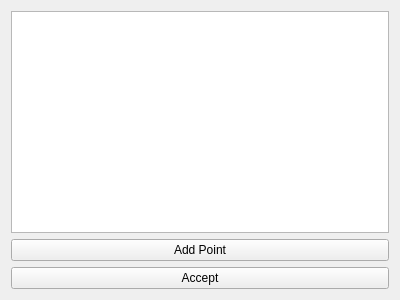
Qt form GUI_files/image_control_calibrator.ui (goegilein/Controller) before a commit.
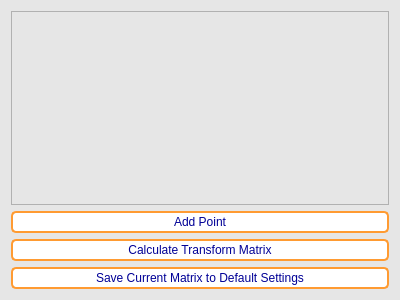
The same form after that commit.

Commit message: added setting for interactive image control. added bounding box running. minor fixes

The edit to the form file:
```diff
--- a/GUI_files/image_control_calibrator.ui
+++ b/GUI_files/image_control_calibrator.ui
@@ -13,6 +13,134 @@
   <property name="windowTitle">
    <string>Form</string>
   </property>
+  <property name="styleSheet">
+   <string notr="true">QWidget{
+background-color: rgb(230,230,230);
+
+}
+
+QPushButton {
+	background-color: rgb(255,255,255);  /* Background color */
+    color: rgb(0, 0, 150);  /* Text color */
+    border: 2px solid rgb(255,155, 50);  /* Border color */
+    border-radius: 5px;  /* Rounded edges */
+	padding: 2px;
+}
+
+QPushButton:hover {
+    background-color: rgb(245, 245, 255);  /* Background color when hovered */
+	color: rgb(0, 0, 200);
+    border-color:rgb(225, 105, 0);  /* Border color when hovered */
+}
+
+QPushButton:pressed {
+   background-color: rgb(200,200, 210);  /* Background color when pressed */
+	border: 3px solid rgb(205, 85, 0);
+}
+QPushButton:clicked {
+   background-color: rgb(200, 200, 210);  /* Background color when pressed */
+	border:  rgb(205, 85, 0);
+}
+
+QPushButton:checked {
+    background-color: rgb(220,120, 15);
+	border: 3px solid rgb(205, 105, 0);
+	font-weight: bold;  /* Bold text */
+}
+
+QPushButton:disabled {
+    background-color: rgb(220,220, 220);
+	border: 3px solid rgb(205, 105, 0);
+	font-weight: bold;  /* Bold text */
+}
+
+QDoubleSpinBox:enabled{
+background-color: rgb(255,255,255);
+color: rgb(0, 0, 150);  /* Text color */
+border: 1px solid rgb(255,255,255);  /* Border color */
+border-radius: 1px;  /* Rounded edges */
+padding : 2px;
+}
+QDoubleSpinBox:disabled{
+color: rgb(0, 0, 200);  /* Text color */
+border: 1px solid rgb(255,255,255);  /* Border color */
+border-radius: 1px;  /* Rounded edges */
+padding : 2px;
+}
+
+QSpinBox:enabled{
+background-color: rgb(255,255,255);
+color: rgb(0, 0, 150);  /* Text color */
+border: 1px solid rgb(255,255,255);  /* Border color */
+border-radius: 1px;  /* Rounded edges */
+padding : 2px;
+}
+QSpinBox:disabled{
+color: rgb(0, 0, 200);  /* Text color */
+border: 1px solid rgb(255,255,255);  /* Border color */
+border-radius: 1px;  /* Rounded edges */
+padding : 2px;
+}
+
+QGroupBox{
+color: rgb(0, 0, 150);  /* Text color */
+font-weight: bold;  /* Bold text */
+}
+
+QLabel{
+color: rgb(0, 0, 150);  /* Text color */
+}
+
+QPlainTextEdit{
+background-color: rgb(255,255,255);
+border-radius: 5px;  /* Rounded edges */
+}
+
+QLineEdit:endabled{
+background-color: rgb(255,255,255);
+color: rgb(0, 0, 150);  /* Text color */
+border: 3px solid rgb(255,155,50);  /* Border color */
+border-radius: 5px;  /* Rounded edges */
+padding : 2px;
+}
+
+QLineEdit:disabled{
+background-color: rgb(230,230,230);
+color: rgb(0, 0, 150);  /* Text color */
+border: 1px solid rgb(255,255,255);  /* Border color */
+border-radius: 5px;  /* Rounded edges */
+padding : 2px;
+}
+
+QComboBox{
+background-color: rgb(220,220,220);
+color: rgb(0, 0, 150);  /* Text color */
+border: 3px solid rgb(255,155,50);  /* Border color */
+border-radius: 5px;  /* Rounded edges */
+padding : 2px;
+}
+
+QTabBar::tab {
+    color: rgb(0, 0, 150); 
+    border: 2px solid rgb(255,155,50);
+    padding: 5px;
+    border-top-left-radius: 5px;
+    border-top-right-radius: 5px;
+	min-width:80px;
+}
+
+QTabBar::tab:selected {
+    color:rgb(0, 0, 150); 
+    background-color: rgb(255, 255, 255); ;
+    font-weight: bold;
+	border: 3px solid rgb(235, 135, 30);
+}
+
+QTabBar::tab:hover {
+    color: rgb(0, 0, 200); /* Slightly lighter orange */
+	background-color: rgb(245, 245, 255); ;
+}</string>
+  </property>
   <layout class="QGridLayout" name="gridLayout">
    <item row="0" column="0">
     <widget class="QListWidget" name="points_listWidget"/>
@@ -27,7 +155,14 @@
    <item row="2" column="0">
     <widget class="QPushButton" name="accept_button">
      <property name="text">
-      <string>Accept</string>
+      <string>Calculate Transform Matrix</string>
+     </property>
+    </widget>
+   </item>
+   <item row="3" column="0">
+    <widget class="QPushButton" name="save_default_button">
+     <property name="text">
+      <string>Save Current Matrix to Default Settings</string>
      </property>
     </widget>
    </item>
```
Left out of the diff: 8 changed lines with no effect on the pictures. The commit also changes 17 other files.
